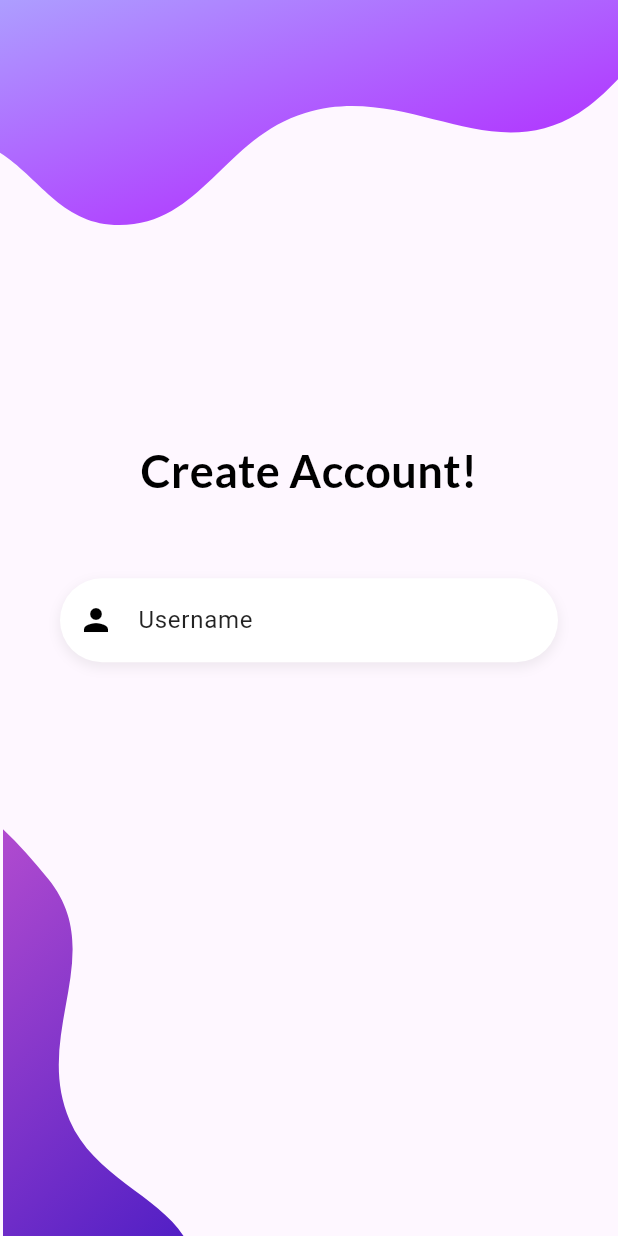
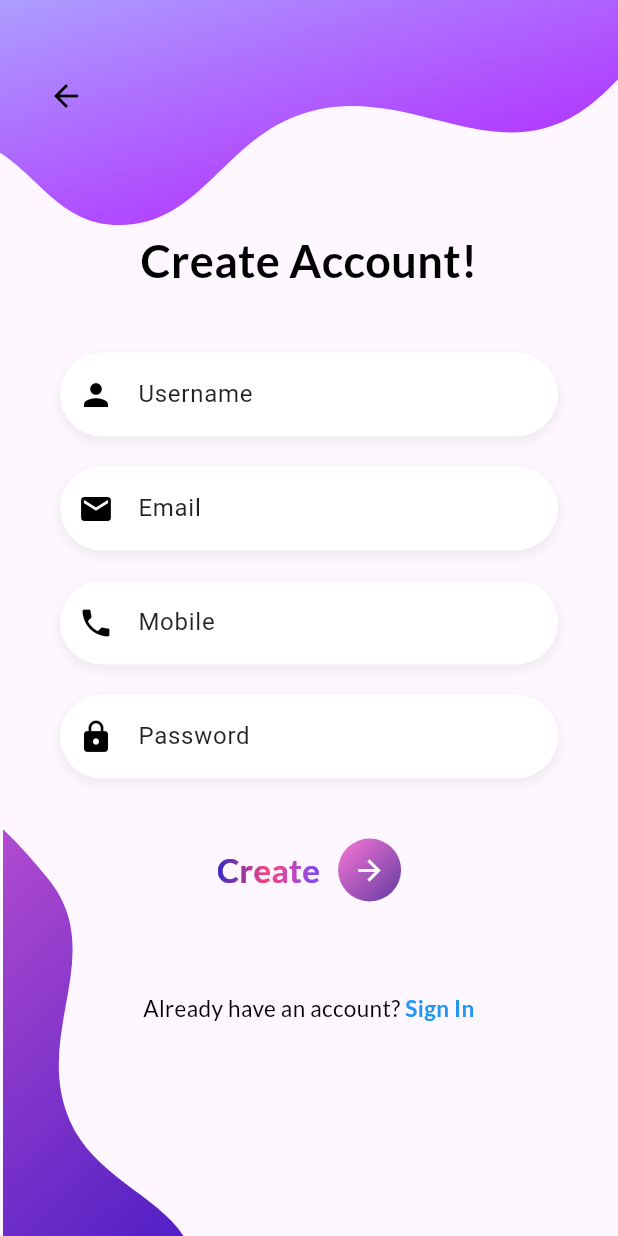
Before and after one commit to a8hok/DART-course-2024, a Flutter app: the CreateAccountPage screen opened directly, on a phone screen of 412 x 824 dp. Run offline on Flutter 3.47's test engine with Material 3 defaults, Android fonts, the phone set to English and light mode, and no system bars; our stand-ins replace dynamic_color, flutter_svg, google_fonts, states_rebuilder; missing offline and left inert: one_context, prefs.

Commit message:
updated create account page

```diff
--- a/memory_sample/lib/screens/create_account.dart
+++ b/memory_sample/lib/screens/create_account.dart
@@ -1,6 +1,9 @@
 import 'package:flutter/material.dart';
 import 'package:flutter_svg/flutter_svg.dart';
 import 'package:google_fonts/google_fonts.dart';
+import 'package:memory_sample/screens/login.dart';
+
+import 'get_started.dart';
 
 class CreateAccountPage extends StatelessWidget {
   const CreateAccountPage({super.key});
@@ -10,13 +13,13 @@ class CreateAccountPage extends StatelessWidget {
     return Scaffold(
       body: Stack(
         children: [
-          // Top curve positioned outside the child
+          // Top curve
           Positioned(
             top: 0,
             left: 0,
             right: 0,
             child: SizedBox(
-              height: 150, // Adjust height as needed
+              height: 150,
               child: SvgPicture.asset(
                 'assets/images/top-curve.svg',
                 fit: BoxFit.cover,
@@ -24,14 +27,27 @@ class CreateAccountPage extends StatelessWidget {
             ),
           ),
 
-          // Main content container
+          // Back button
+          Positioned(
+            top: 40,
+            left: 20,
+            child: IconButton(
+              icon: const Icon(Icons.arrow_back, color: Colors.black),
+              onPressed: () {
+                Navigator.pop(context);
+              },
+            ),
+          ),
+
+          // Main content
           Center(
             child: Padding(
               padding: const EdgeInsets.symmetric(horizontal: 40),
+              child: SingleChildScrollView(
                 child: Column(
                   mainAxisAlignment: MainAxisAlignment.center,
-                crossAxisAlignment: CrossAxisAlignment.center,
                   children: [
+                    const SizedBox(height: 60),
                     Text(
                       'Create Account!',
                       textAlign: TextAlign.center,
@@ -41,34 +57,115 @@ class CreateAccountPage extends StatelessWidget {
                         fontWeight: FontWeight.bold,
                       ),
                     ),
-                  const SizedBox(height: 10),
-
                     const SizedBox(height: 40),
                     _buildTextField('Username', Icons.person),
-
-                  // Forgot Password (Clickable)
-
+                    const SizedBox(height: 20),
+                    _buildTextField('Email', Icons.email),
+                    const SizedBox(height: 20),
+                    _buildTextField('Mobile', Icons.phone),
+                    const SizedBox(height: 20),
+                    _buildTextField('Password', Icons.lock, obscureText: true),
                     const SizedBox(height: 40),
-
-                  const SizedBox(height: 20),
+                    Row(
+                      mainAxisAlignment: MainAxisAlignment.center,
+                      children: [
+                        ShaderMask(
+                          shaderCallback: (bounds) => const LinearGradient(
+                            colors: [
+                              Color(0xFF3929C7),
+                              Color(0xFFFA457E),
+                              Color(0xFF7B49FF),
+                            ],
+                          ).createShader(bounds),
+                          child: Text(
+                            'Create',
+                            style: TextStyle(
+                              fontSize: 22,
+                              fontWeight: FontWeight.bold,
+                              color: Colors.white,
+                              fontFamily: 'Lato',
+                            ),
+                          ),
+                        ),
+                        const SizedBox(width: 12),
+                        GestureDetector(
+                          onTap: () {
+                            Navigator.push(
+                              context,
+                              MaterialPageRoute(
+                                  builder: (context) => const GetStartedPage()),
+                            );
+                          },
+                          child: Container(
+                            padding: const EdgeInsets.all(10),
+                            decoration: BoxDecoration(
+                              gradient: const LinearGradient(
+                                colors: [
+                                  Color(0xFFF977D6),
+                                  Color(0xFF623AA2),
+                                ],
+                                begin: Alignment.topLeft,
+                                end: Alignment.bottomRight,
+                              ),
+                              borderRadius: BorderRadius.circular(50),
+                            ),
+                            child: const Icon(
+                              Icons.arrow_forward,
+                              color: Colors.white,
+                              size: 22,
+                            ),
+                          ),
+                        ),
+                      ],
+                    ),
+                    const SizedBox(height: 60),
 
                     // Create Account (Clickable)
-
-                  const SizedBox(
-                      height:
-                          30), // Ensure some spacing before the bottom curve
+                    GestureDetector(
+                      onTap: () {
+                        // Navigate to Create Account Page
+                        Navigator.push(
+                          context,
+                          MaterialPageRoute(
+                              builder: (context) => const LoginPage()),
+                        );
+                      },
+                      child: Text.rich(
+                        TextSpan(
+                          text: "Already have an account? ",
+                          style: GoogleFonts.lato(
+                            fontSize: 15,
+                            color:
+                                Colors.black, // Black color for the main text
+                          ),
+                          children: [
+                            TextSpan(
+                              text: "Sign In",
+                              style: GoogleFonts.lato(
+                                fontSize: 15,
+                                color: Colors.blue, // Blue only for "Create"
+                                fontWeight: FontWeight.bold,
+                              ),
+                            ),
+                          ],
+                        ),
+                        textAlign: TextAlign.center,
+                      ),
+                    ),
+                    const SizedBox(height: 50),
                   ],
                 ),
               ),
             ),
+          ),
 
-          // Bottom curve now positioned at the last element
+          // Bottom curve
           Positioned(
             bottom: 0,
             left: -280,
             right: 0,
             child: SizedBox(
-              height: 300, // Adjust height as needed
+              height: 300,
               child: SvgPicture.asset(
                 'assets/images/bottom-curve.svg',
                 fit: BoxFit.contain,
@@ -87,10 +184,10 @@ class CreateAccountPage extends StatelessWidget {
         borderRadius: BorderRadius.circular(30),
         boxShadow: [
           BoxShadow(
-            color: const Color(0xFF686868).withOpacity(0.1), // Shadow color
+            color: const Color(0xFF686868).withOpacity(0.1),
             spreadRadius: 1,
             blurRadius: 6,
-            offset: const Offset(0, 3), // Shadow position
+            offset: const Offset(0, 3),
           ),
         ],
       ),
@@ -105,7 +202,7 @@ class CreateAccountPage extends StatelessWidget {
           hintStyle: const TextStyle(color: Colors.black87),
           border: OutlineInputBorder(
             borderRadius: BorderRadius.circular(30),
-            borderSide: BorderSide.none, // Remove solid border
+            borderSide: BorderSide.none,
           ),
           enabledBorder: OutlineInputBorder(
             borderRadius: BorderRadius.circular(30),
```
Lines whose indentation alone changed are shown as unchanged.
